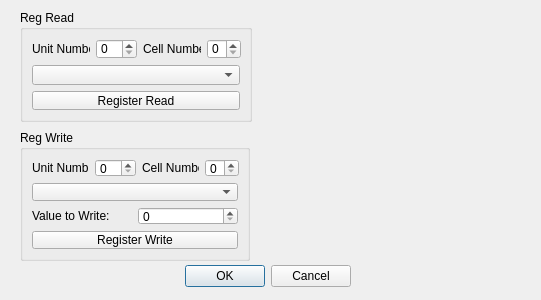
First picture: the form in test.ui, repository Lexcelon/batlab-toolkit-gui, before the edit.
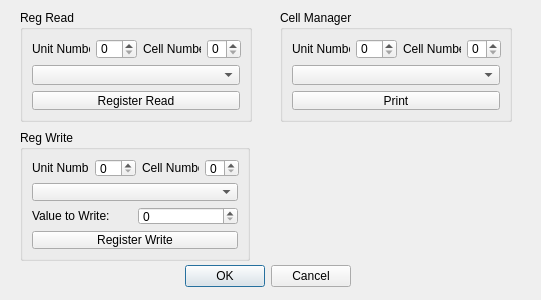
Second picture: the form after the edit.

Commit message: added cell manager and cell print functionality for test widget

What changed in the file:
```diff
--- a/test.ui
+++ b/test.ui
@@ -163,6 +163,63 @@
     </item>
    </layout>
   </widget>
+  <widget class="QGroupBox" name="groupBox_3">
+   <property name="geometry">
+    <rect>
+     <x>280</x>
+     <y>10</y>
+     <width>232</width>
+     <height>112</height>
+    </rect>
+   </property>
+   <property name="title">
+    <string>Cell Manager</string>
+   </property>
+   <layout class="QGridLayout" name="gridLayout_4">
+    <item row="0" column="0">
+     <layout class="QVBoxLayout" name="verticalLayout_2">
+      <item>
+       <layout class="QHBoxLayout" name="horizontalLayout_4">
+        <item>
+         <widget class="QLabel" name="unitNumberLabel_3">
+          <property name="text">
+           <string>Unit Number</string>
+          </property>
+         </widget>
+        </item>
+        <item>
+         <widget class="QSpinBox" name="unitNumber_3"/>
+        </item>
+        <item>
+         <widget class="QLabel" name="cellNumberLabel_3">
+          <property name="text">
+           <string>Cell Number</string>
+          </property>
+         </widget>
+        </item>
+        <item>
+         <widget class="QSpinBox" name="cellNumber_3">
+          <property name="maximum">
+           <number>3</number>
+          </property>
+         </widget>
+        </item>
+       </layout>
+      </item>
+      <item>
+       <widget class="QComboBox" name="cellComboBox"/>
+      </item>
+      <item>
+       <widget class="QPushButton" name="print">
+        <property name="text">
+         <string>Print</string>
+        </property>
+       </widget>
+      </item>
+     </layout>
+    </item>
+   </layout>
+  </widget>
  </widget>
  <resources/>
  <connections>
```
The commit also changes 7 other files.
